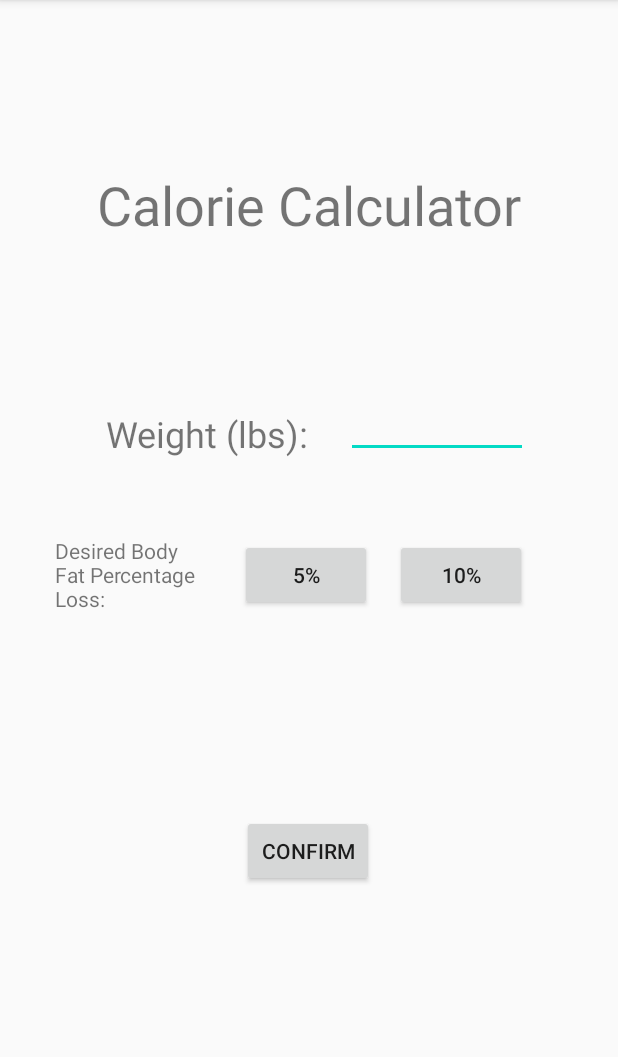
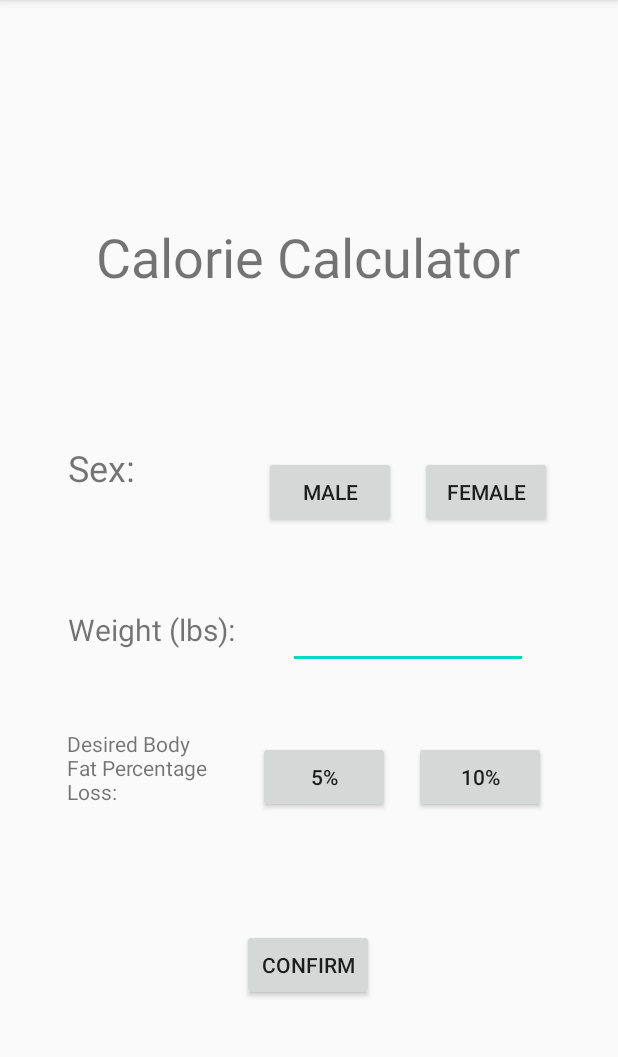
Before and after one commit to tammieoh/CalorieCounter_Front, an Android app: the WeightCalc screen opened directly, with no data from a screen before it, after a tap on "CONFIRM", on a phone screen of 412 x 824 dp, the part 84-1141 px from its top. Run offline under Robolectric (Android 15) with nearby library versions, the phone set to English and light mode, and no system bars; network calls fail.

Commit message:
CalorieCalc Java

```diff
--- /dev/null
+++ b/app/src/main/java/com/example/login/CalorieCalc.java
@@ -0,0 +1,29 @@
+package com.example.login;
+
+public class CalorieCalc {
+    String sex, activity_level;
+    int age, weight, height ;
+
+    public CalorieCalc(String sex, String activity_level, int age, int weight, int height) {
+        this.sex = sex;
+        this.activity_level = activity_level;
+        this.age = age;
+        this.weight = weight;
+        this.height = height;
+    }
+    public static double calculateBMR(String sex, int age, int weight, int height) {
+        double bmr = 0;
+        if(sex.toLowerCase().equals("men")) {
+            bmr = (10* weight) +  (6.25 * height) - (5 * age) + 5;
+            return bmr;
+        }
+        else {
+            bmr = (10* weight) +  (6.25 * height) - (5 * age) - 161;
+        }
+        return bmr;
+    }
+    public static double recommendedCalories(double bmr, String activity_level) {
+        double calories = 0;
+        return calories;
+    }
+}
--- a/app/src/main/java/com/example/login/WeightCalc.java
+++ b/app/src/main/java/com/example/login/WeightCalc.java
@@ -9,10 +9,10 @@ import android.widget.EditText;
 import androidx.appcompat.app.AppCompatActivity;
 
 public class WeightCalc extends AppCompatActivity {
-    Button five_button, ten_button, confirm_button;
+    Button five_button, ten_button, confirm_button, female_button, male_button;
     EditText weight;
-    String nums;
-    int lbs;
+    String nums, sex, bodyfat;
+    int lbs, body_per;
     private Context wContext;
 
     protected void onCreate(Bundle savedInstanceState) {
@@ -23,12 +23,51 @@ public class WeightCalc extends AppCompatActivity {
         five_button = (Button)findViewById(R.id.five_per);
         ten_button = (Button) findViewById(R.id.ten_per);
         confirm_button = (Button) findViewById(R.id.confirm);
+        female_button = (Button) findViewById(R.id.female);
+        male_button = (Button) findViewById(R.id.male);
 
+
+        five_button.setOnClickListener(new View.OnClickListener() {
+            @Override
+            public void onClick(View v) {
+                bodyfat = five_button.getText().toString().substring(0, 1);
+                body_per = Integer.parseInt(bodyfat);
+                System.out.println(body_per);
+//                bodyfat = weight.getText().toString();
+//                body_per = Integer.parseInt(nums.substring(0,1));
+            }});
+        ten_button.setOnClickListener(new View.OnClickListener() {
+            @Override
+            public void onClick(View v) {
+                bodyfat = ten_button.getText().toString().substring(0, 2);
+                body_per = Integer.parseInt(bodyfat);
+                System.out.println(body_per);
+            }});
+        male_button.setOnClickListener(new View.OnClickListener() {
+            @Override
+            public void onClick(View v) {
+                sex = male_button.getText().toString();
+                System.out.println(sex);
+            }});
+        female_button.setOnClickListener(new View.OnClickListener() {
+            @Override
+            public void onClick(View v) {
+                sex = female_button.getText().toString();
+                System.out.println(sex);
+            }});
         confirm_button.setOnClickListener(new View.OnClickListener() {
             @Override
             public void onClick(View v) {
                 nums = weight.getText().toString();
-                lbs = Integer.parseInt(nums);
+                if(nums.equals("")) {
+                    lbs = 0;
+                }
+                else {
+                    lbs = Integer.parseInt(nums);
+                }
+                System.out.println(lbs);
+                System.out.println(body_per);
         }});
+
     }
 }
--- a/app/src/main/res/layout/activity_weight_calc.xml
+++ b/app/src/main/res/layout/activity_weight_calc.xml
@@ -11,13 +11,13 @@
         android:id="@+id/five_per"
         android:layout_width="wrap_content"
         android:layout_height="wrap_content"
-        android:layout_marginStart="160dp"
-        android:layout_marginLeft="160dp"
+        android:layout_marginStart="172dp"
+        android:layout_marginLeft="172dp"
         android:text="5%"
         app:layout_constraintBottom_toBottomOf="parent"
         app:layout_constraintStart_toStartOf="parent"
         app:layout_constraintTop_toTopOf="parent"
-        app:layout_constraintVertical_bias="0.499" />
+        app:layout_constraintVertical_bias="0.686" />
 
     <Button
         android:id="@+id/ten_per"
@@ -26,36 +26,34 @@
         android:text="10%"
         app:layout_constraintBottom_toBottomOf="parent"
         app:layout_constraintEnd_toEndOf="parent"
-        app:layout_constraintHorizontal_bias="0.2"
+        app:layout_constraintHorizontal_bias="0.253"
         app:layout_constraintStart_toEndOf="@+id/five_per"
         app:layout_constraintTop_toTopOf="parent"
-        app:layout_constraintVertical_bias="0.499" />
+        app:layout_constraintVertical_bias="0.686" />
 
     <com.google.android.material.textfield.TextInputEditText
         android:id="@+id/weight"
-        android:layout_width="121dp"
-        android:layout_height="35dp"
+        android:layout_width="160dp"
+        android:layout_height="37dp"
         android:layout_marginEnd="60dp"
         android:layout_marginRight="60dp"
+        android:layout_marginBottom="48dp"
         android:hint=""
         app:layout_constraintBottom_toTopOf="@+id/ten_per"
         app:layout_constraintEnd_toEndOf="parent"
-        app:layout_constraintTop_toTopOf="parent"
-        app:layout_constraintVertical_bias="0.833"
         tools:ignore="MissingConstraints" />
 
     <TextView
         android:id="@+id/weight_label"
-        android:layout_width="wrap_content"
-        android:layout_height="wrap_content"
+        android:layout_width="120dp"
+        android:layout_height="28dp"
+        android:layout_marginBottom="60dp"
         android:text="Weight (lbs): "
-        android:textSize="24sp"
+        android:textSize="20sp"
         app:layout_constraintBottom_toTopOf="@+id/five_per"
         app:layout_constraintEnd_toStartOf="@+id/weight"
-        app:layout_constraintHorizontal_bias="0.788"
-        app:layout_constraintStart_toStartOf="parent"
-        app:layout_constraintTop_toTopOf="parent"
-        app:layout_constraintVertical_bias="0.834" />
+        app:layout_constraintHorizontal_bias="0.633"
+        app:layout_constraintStart_toStartOf="parent" />
 
     <TextView
         android:id="@+id/body_fat"
@@ -68,7 +66,7 @@
         android:textSize="14sp"
         app:layout_constraintBottom_toBottomOf="parent"
         app:layout_constraintEnd_toStartOf="@+id/five_per"
-        app:layout_constraintHorizontal_bias="1.0"
+        app:layout_constraintHorizontal_bias="0.918"
         app:layout_constraintStart_toStartOf="parent"
         app:layout_constraintTop_toBottomOf="@+id/weight_label"
         app:layout_constraintVertical_bias="0.0" />
@@ -93,7 +91,49 @@
         android:textSize="36sp"
         app:layout_constraintBottom_toTopOf="@+id/weight_label"
         app:layout_constraintEnd_toEndOf="parent"
+        app:layout_constraintHorizontal_bias="0.496"
         app:layout_constraintStart_toStartOf="parent"
-        app:layout_constraintTop_toTopOf="parent" />
+        app:layout_constraintTop_toTopOf="parent"
+        app:layout_constraintVertical_bias="0.41" />
+
+    <TextView
+        android:id="@+id/sex"
+        android:layout_width="wrap_content"
+        android:layout_height="wrap_content"
+        android:layout_marginTop="100dp"
+        android:text="Sex:"
+        android:textSize="24sp"
+        app:layout_constraintBottom_toTopOf="@+id/weight_label"
+        app:layout_constraintEnd_toStartOf="@+id/male"
+        app:layout_constraintHorizontal_bias="0.343"
+        app:layout_constraintStart_toStartOf="parent"
+        app:layout_constraintTop_toBottomOf="@+id/calculator_title"
+        app:layout_constraintVertical_bias="0.0" />
+
+    <Button
+        android:id="@+id/male"
+        android:layout_width="wrap_content"
+        android:layout_height="wrap_content"
+        android:layout_marginEnd="16dp"
+        android:layout_marginRight="16dp"
+        android:layout_marginBottom="40dp"
+        android:text="Male"
+        app:layout_constraintBottom_toTopOf="@+id/weight"
+        app:layout_constraintEnd_toStartOf="@+id/female"
+        app:layout_constraintTop_toBottomOf="@+id/calculator_title"
+        app:layout_constraintVertical_bias="0.866" />
+
+    <Button
+        android:id="@+id/female"
+        android:layout_width="wrap_content"
+        android:layout_height="wrap_content"
+        android:layout_marginEnd="44dp"
+        android:layout_marginRight="44dp"
+        android:layout_marginBottom="40dp"
+        android:text="Female"
+        app:layout_constraintBottom_toTopOf="@+id/weight"
+        app:layout_constraintEnd_toEndOf="parent"
+        app:layout_constraintTop_toBottomOf="@+id/calculator_title"
+        app:layout_constraintVertical_bias="0.866" />
 
 </androidx.constraintlayout.widget.ConstraintLayout>
```
